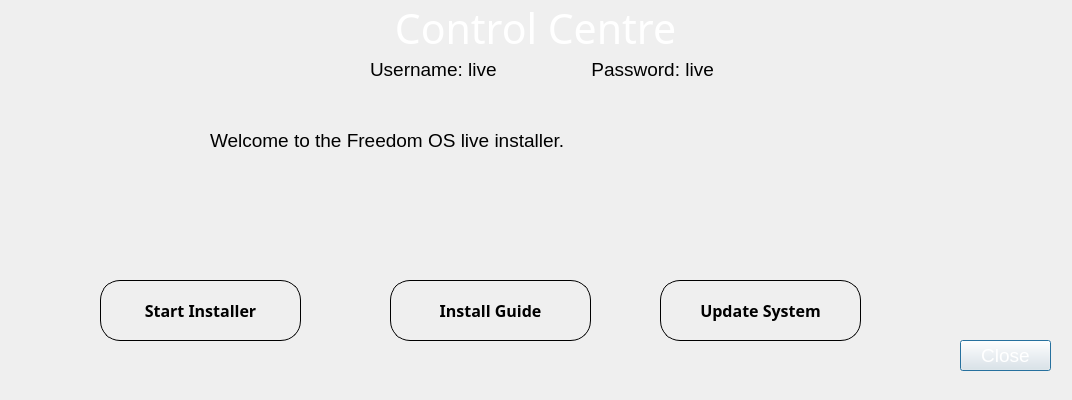
Above: usr/share/freedomos-welcome/live.ui from freedomos/freedomos-welcome before the change. Below: the same form after it.
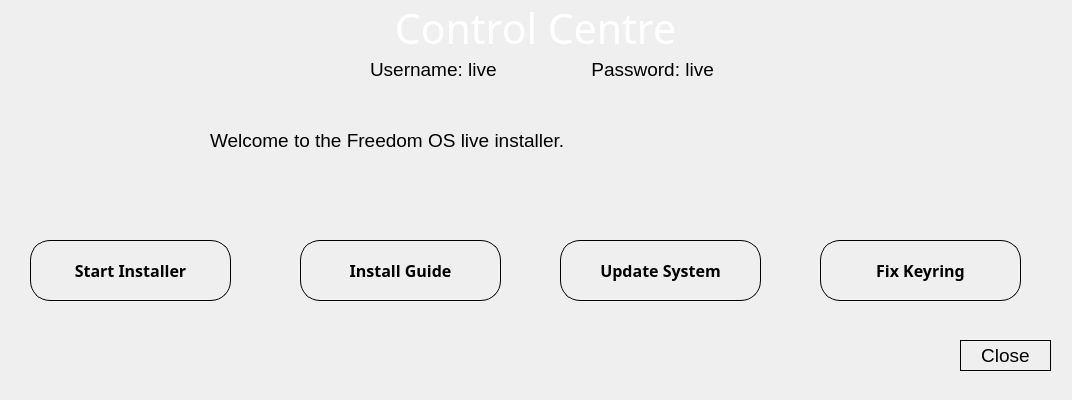
That is the form after the change. Icons and pictures are not drawn.

```diff
--- a/usr/share/freedomos-welcome/live.ui
+++ b/usr/share/freedomos-welcome/live.ui
@@ -88,8 +88,16 @@
     </rect>
    </property>
    <property name="styleSheet">
-    <string notr="true">color:white;
-</string>
+    <string notr="true">QPushButton {
+
+	border: 1px solid;
+	border-radius: 20px;
+
+}
+QPushButton:hover
+{
+	border: 4px solid rgb(160, 32, 240);
+}</string>
    </property>
    <property name="text">
     <string>Close</string>
@@ -98,8 +106,8 @@
   <widget class="QPushButton" name="install">
    <property name="geometry">
     <rect>
-     <x>100</x>
-     <y>280</y>
+     <x>30</x>
+     <y>240</y>
      <width>201</width>
      <height>61</height>
     </rect>
@@ -131,8 +139,8 @@
   <widget class="QPushButton" name="installguide">
    <property name="geometry">
     <rect>
-     <x>390</x>
-     <y>280</y>
+     <x>300</x>
+     <y>240</y>
      <width>201</width>
      <height>61</height>
     </rect>
@@ -164,8 +172,8 @@
   <widget class="QPushButton" name="update">
    <property name="geometry">
     <rect>
-     <x>660</x>
-     <y>280</y>
+     <x>560</x>
+     <y>240</y>
      <width>201</width>
      <height>61</height>
     </rect>
@@ -220,6 +228,39 @@
     <string>Welcome to the Freedom OS live installer. </string>
    </property>
   </widget>
+  <widget class="QPushButton" name="gpgfix">
+   <property name="geometry">
+    <rect>
+     <x>820</x>
+     <y>240</y>
+     <width>201</width>
+     <height>61</height>
+    </rect>
+   </property>
+   <property name="font">
+    <font>
+     <family>Ubuntu Nerd Font</family>
+     <pointsize>12</pointsize>
+     <weight>75</weight>
+     <bold>true</bold>
+    </font>
+   </property>
+   <property name="styleSheet">
+    <string notr="true">QPushButton {
+
+	border: 1px solid;
+	border-radius: 20px;
+
+}
+QPushButton:hover
+{
+	border: 4px solid rgb(160, 32, 240);
+}</string>
+   </property>
+   <property name="text">
+    <string>Fix Keyring</string>
+   </property>
+  </widget>
  </widget>
  <resources/>
  <connections/>
```
